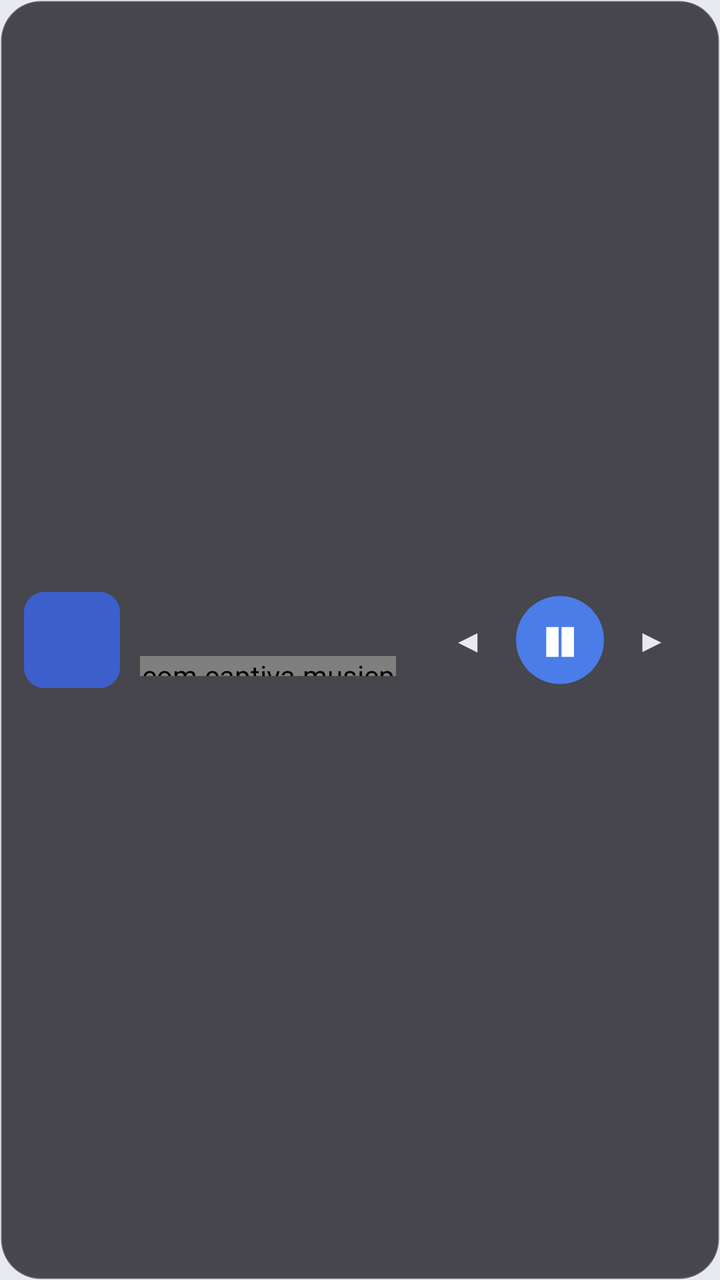
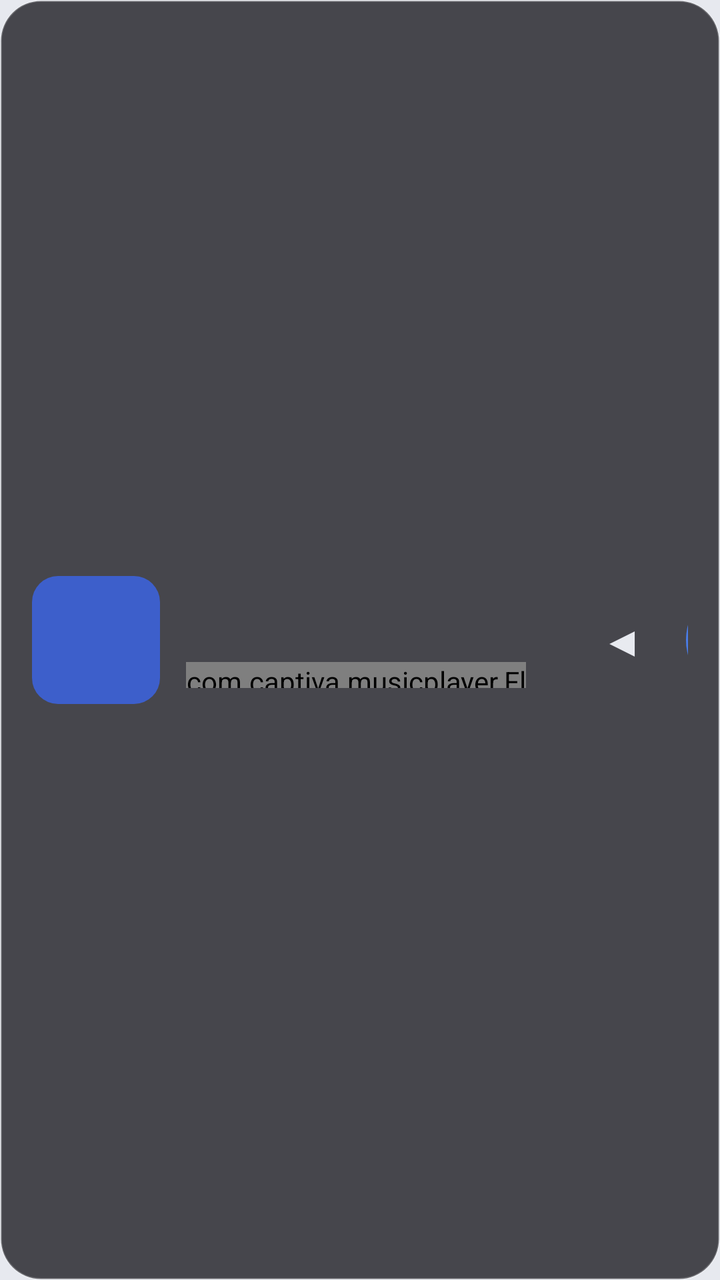

Screens rendered from an Android XML layout before and after an edit, with the pre-edit source and the edit as a unified diff.
<!-- AndroidManifest.xml: application theme Theme.CaptivaMusic -->
<!-- res/layout/float_control.xml -->
<?xml version="1.0" encoding="utf-8"?>
<LinearLayout xmlns:android="http://schemas.android.com/apk/res/android"
    android:layout_width="wrap_content"
    android:layout_height="wrap_content"
    android:orientation="horizontal"
    android:gravity="center_vertical"
    android:background="@drawable/bg_float_control"
    android:paddingLeft="12dp"
    android:paddingRight="12dp"
    android:paddingTop="10dp"
    android:paddingBottom="10dp">

    
    <ImageView
        android:id="@+id/float_cover"
        android:layout_width="48dp"
        android:layout_height="48dp"
        android:scaleType="centerCrop"
        android:background="@drawable/bg_float_cover"
        android:contentDescription="封面" />

    
    <LinearLayout
        android:id="@+id/float_text_area"
        android:layout_width="128dp"
        android:layout_height="wrap_content"
        android:layout_marginLeft="10dp"
        android:layout_marginRight="14dp"
        android:orientation="vertical">

        <TextView
            android:id="@+id/float_title"
            android:layout_width="match_parent"
            android:layout_height="wrap_content"
            android:singleLine="true"
            android:ellipsize="marquee"
            android:marqueeRepeatLimit="marquee_forever"
            android:textColor="#FFFFFF"
            android:textSize="15sp" />

        <com.captiva.musicplayer.FloatProgressView
            android:id="@+id/float_progress"
            android:layout_width="match_parent"
            android:layout_height="10dp"
            android:layout_marginTop="6dp" />
    </LinearLayout>

    
    <TextView
        android:id="@+id/float_prev"
        android:layout_width="44dp"
        android:layout_height="48dp"
        android:gravity="center"
        android:text="◀"
        android:textColor="#E8EAF0"
        android:textSize="16sp" />

    <TextView
        android:id="@+id/float_toggle"
        android:layout_width="44dp"
        android:layout_height="44dp"
        android:layout_marginLeft="2dp"
        android:layout_marginRight="2dp"
        android:gravity="center"
        android:background="@drawable/bg_float_toggle"
        android:text="❚❚"
        android:textColor="#FFFFFF"
        android:textSize="16sp" />

    <TextView
        android:id="@+id/float_next"
        android:layout_width="44dp"
        android:layout_height="48dp"
        android:gravity="center"
        android:text="▶"
        android:textColor="#E8EAF0"
        android:textSize="16sp" />

</LinearLayout>
<!-- resources referenced by this layout -->
<resources>
  <!-- drawable bg_float_control (drawable) -->
  <?xml version="1.0" encoding="utf-8"?>
  <shape xmlns:android="http://schemas.android.com/apk/res/android"
      android:shape="rectangle">
      <solid android:color="#CC1E1E24" />
      <corners android:radius="20dp" />
      <stroke
          android:width="1dp"
          android:color="#33FFFFFF" />
  </shape>
  <!-- drawable bg_float_cover (drawable) -->
  <?xml version="1.0" encoding="utf-8"?>
  <shape xmlns:android="http://schemas.android.com/apk/res/android"
      android:shape="rectangle">
      <solid android:color="#3D5FCB" />
      <corners android:radius="10dp" />
  </shape>
  <!-- drawable bg_float_toggle (drawable) -->
  <?xml version="1.0" encoding="utf-8"?>
  <shape xmlns:android="http://schemas.android.com/apk/res/android"
      android:shape="oval">
      <solid android:color="#4A7DE8" />
  </shape>
  <style name="Theme.CaptivaMusic" parent="Theme.AppCompat.DayNight.NoActionBar">
          <item name="colorPrimary">@color/accent</item>
          <item name="colorPrimaryDark">@color/bg_title_bar</item>
          <item name="colorAccent">@color/accent</item>
          <item name="android:windowBackground">@color/bg_main</item>
          <item name="android:statusBarColor">@color/bg_title_bar</item>
          <item name="android:textColorPrimary">@color/text_primary</item>
          
          <item name="android:windowFullscreen">true</item>
          <item name="android:windowNoTitle">true</item>
          
          <item name="android:windowAnimationStyle">@style/NoAnimation</item>
      </style>
  <color name="accent">#0288D1</color>
  <color name="bg_title_bar">#EDEFF4</color>
  <color name="bg_main">#E7E9EF</color>
  <color name="text_primary">#1A1D26</color>
  <style name="NoAnimation" parent="@android:style/Animation.Activity">
          <item name="android:activityOpenEnterAnimation">@null</item>
          <item name="android:activityOpenExitAnimation">@null</item>
          <item name="android:activityCloseEnterAnimation">@null</item>
          <item name="android:activityCloseExitAnimation">@null</item>
          <item name="android:taskOpenEnterAnimation">@null</item>
          <item name="android:taskOpenExitAnimation">@null</item>
          <item name="android:taskCloseEnterAnimation">@null</item>
          <item name="android:taskCloseExitAnimation">@null</item>
          <item name="android:taskToFrontEnterAnimation">@null</item>
          <item name="android:taskToFrontExitAnimation">@null</item>
          <item name="android:taskToBackEnterAnimation">@null</item>
          <item name="android:taskToBackExitAnimation">@null</item>
      </style>
</resources>

<!-- the commit's change to res/layout/float_control.xml (unified diff, before → after) -->
@@ -5,16 +5,16 @@
     android:orientation="horizontal"
     android:gravity="center_vertical"
     android:background="@drawable/bg_float_control"
-    android:paddingLeft="12dp"
-    android:paddingRight="12dp"
-    android:paddingTop="10dp"
-    android:paddingBottom="10dp">
+    android:paddingLeft="16dp"
+    android:paddingRight="16dp"
+    android:paddingTop="13dp"
+    android:paddingBottom="13dp">
 
     
     <ImageView
         android:id="@+id/float_cover"
-        android:layout_width="48dp"
-        android:layout_height="48dp"
+        android:layout_width="64dp"
+        android:layout_height="64dp"
         android:scaleType="centerCrop"
         android:background="@drawable/bg_float_cover"
         android:contentDescription="封面" />
@@ -22,10 +22,10 @@
     
     <LinearLayout
         android:id="@+id/float_text_area"
-        android:layout_width="128dp"
+        android:layout_width="170dp"
         android:layout_height="wrap_content"
-        android:layout_marginLeft="10dp"
-        android:layout_marginRight="14dp"
+        android:layout_marginLeft="13dp"
+        android:layout_marginRight="19dp"
         android:orientation="vertical">
 
         <TextView
@@ -36,44 +36,44 @@
             android:ellipsize="marquee"
             android:marqueeRepeatLimit="marquee_forever"
             android:textColor="#FFFFFF"
-            android:textSize="15sp" />
+            android:textSize="20sp" />
 
         <com.captiva.musicplayer.FloatProgressView
             android:id="@+id/float_progress"
             android:layout_width="match_parent"
-            android:layout_height="10dp"
-            android:layout_marginTop="6dp" />
+            android:layout_height="13dp"
+            android:layout_marginTop="8dp" />
     </LinearLayout>
 
     
     <TextView
         android:id="@+id/float_prev"
-        android:layout_width="44dp"
-        android:layout_height="48dp"
+        android:layout_width="58dp"
+        android:layout_height="64dp"
         android:gravity="center"
         android:text="◀"
         android:textColor="#E8EAF0"
-        android:textSize="16sp" />
+        android:textSize="21sp" />
 
     <TextView
         android:id="@+id/float_toggle"
-        android:layout_width="44dp"
-        android:layout_height="44dp"
-        android:layout_marginLeft="2dp"
-        android:layout_marginRight="2dp"
+        android:layout_width="58dp"
+        android:layout_height="58dp"
+        android:layout_marginLeft="3dp"
+        android:layout_marginRight="3dp"
         android:gravity="center"
         android:background="@drawable/bg_float_toggle"
         android:text="❚❚"
         android:textColor="#FFFFFF"
-        android:textSize="16sp" />
+        android:textSize="21sp" />
 
     <TextView
         android:id="@+id/float_next"
-        android:layout_width="44dp"
-        android:layout_height="48dp"
+        android:layout_width="58dp"
+        android:layout_height="64dp"
         android:gravity="center"
         android:text="▶"
         android:textColor="#E8EAF0"
-        android:textSize="16sp" />
+        android:textSize="21sp" />
 
 </LinearLayout>
<!-- resource entries referenced after the edit -->
@@ -15,7 +15,7 @@
   <shape xmlns:android="http://schemas.android.com/apk/res/android"
       android:shape="rectangle">
       <solid android:color="#3D5FCB" />
-      <corners android:radius="10dp" />
+      <corners android:radius="13dp" />
   </shape>
   <!-- drawable bg_float_toggle (drawable) -->
   <?xml version="1.0" encoding="utf-8"?>
